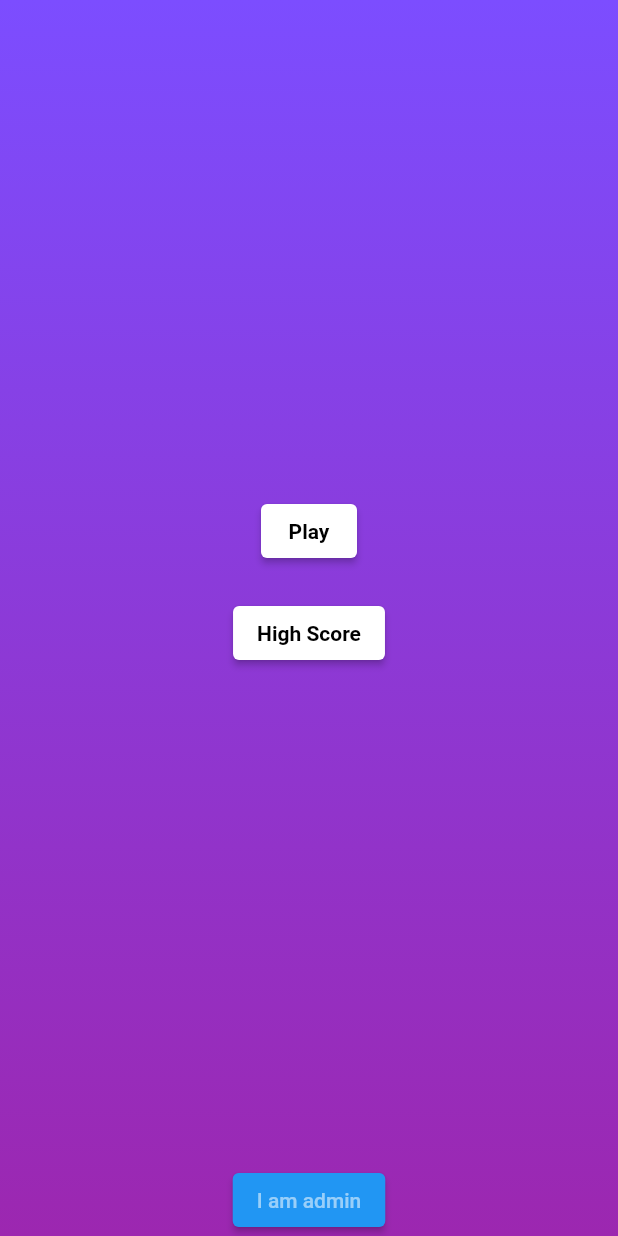
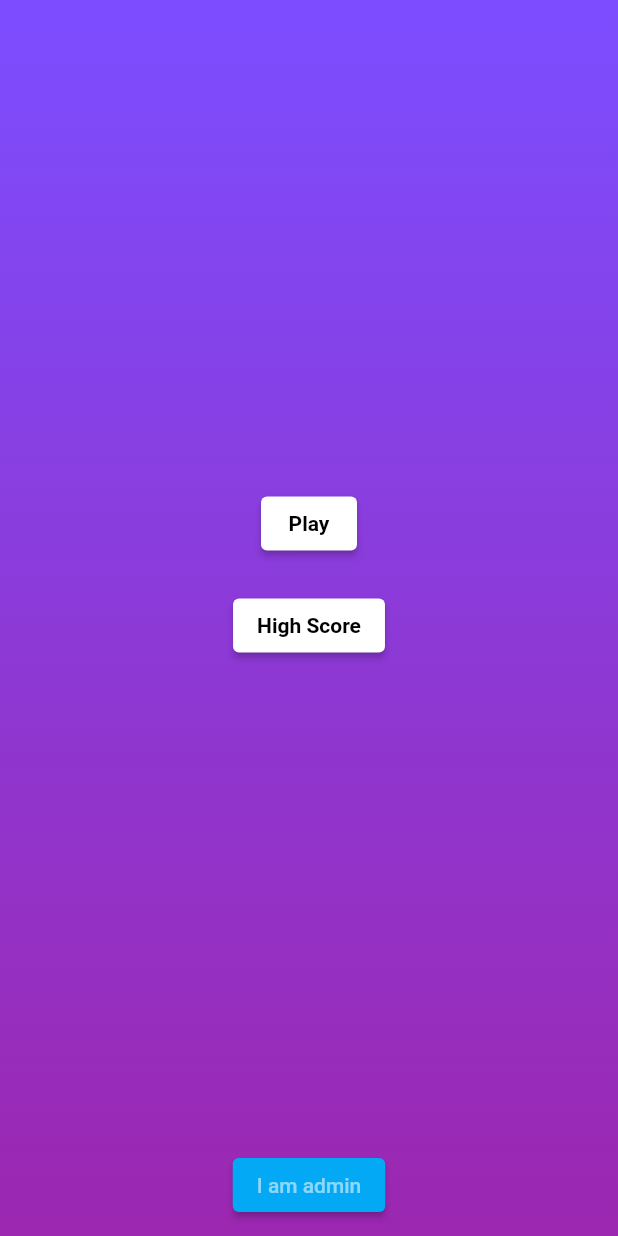
Before and after one commit to mUmarBaloch/QuizApp, a Flutter app: the screen it shows after launch, on a phone screen of 412 x 824 dp. Run offline on Flutter 3.47's test engine with Material 2 defaults, Android fonts, the phone set to English and light mode, and no system bars; our stand-ins replace shared_preferences.

Commit message:
added specific theme

```diff
--- a/lib/home_page.dart
+++ b/lib/home_page.dart
@@ -29,6 +29,9 @@ class HomePage extends StatelessWidget {
                 style: ButtonStyle(
                     foregroundColor: MaterialStateProperty.all(Colors.white54)),
               ),
+              SizedBox(
+                height: 10,
+              ),
             ],
           ),
         ),
--- a/lib/main.dart
+++ b/lib/main.dart
@@ -17,7 +17,8 @@ class MyApp extends StatelessWidget {
         debugShowCheckedModeBanner: false,
         title: 'Flutter Demo',
         theme: ThemeData(
-          primarySwatch: Colors.blue,
+          primarySwatch: Colors.lightBlue,
+          primaryColor: Colors.indigo,
         ),
         home: HomePage());
   }
```
